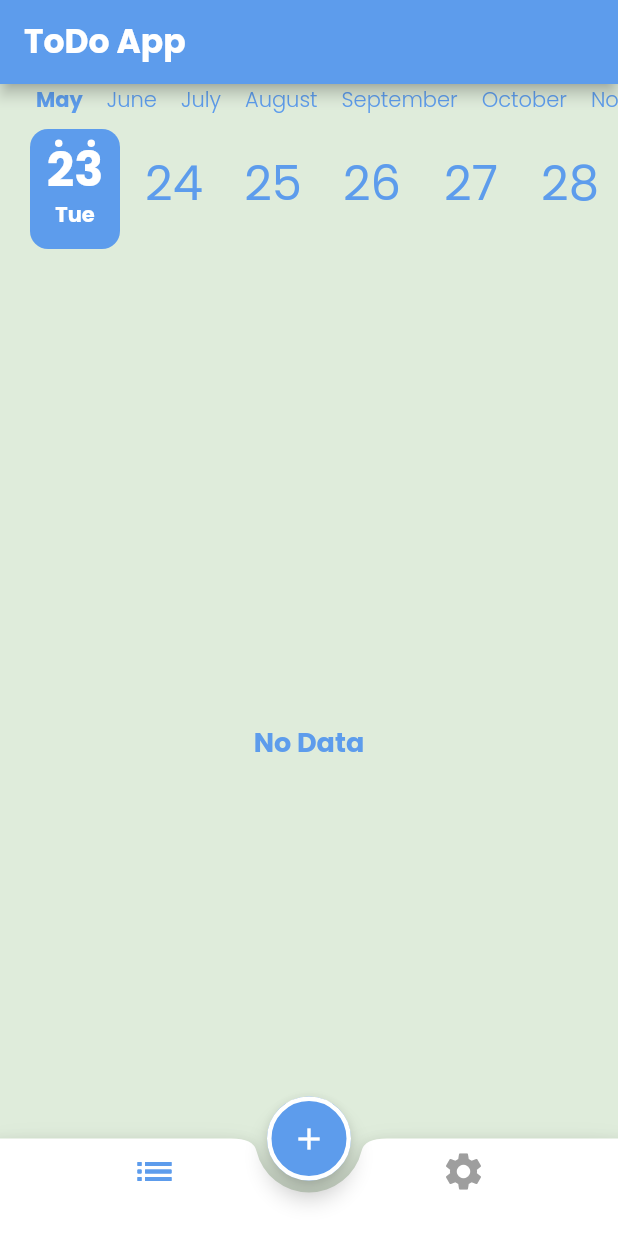
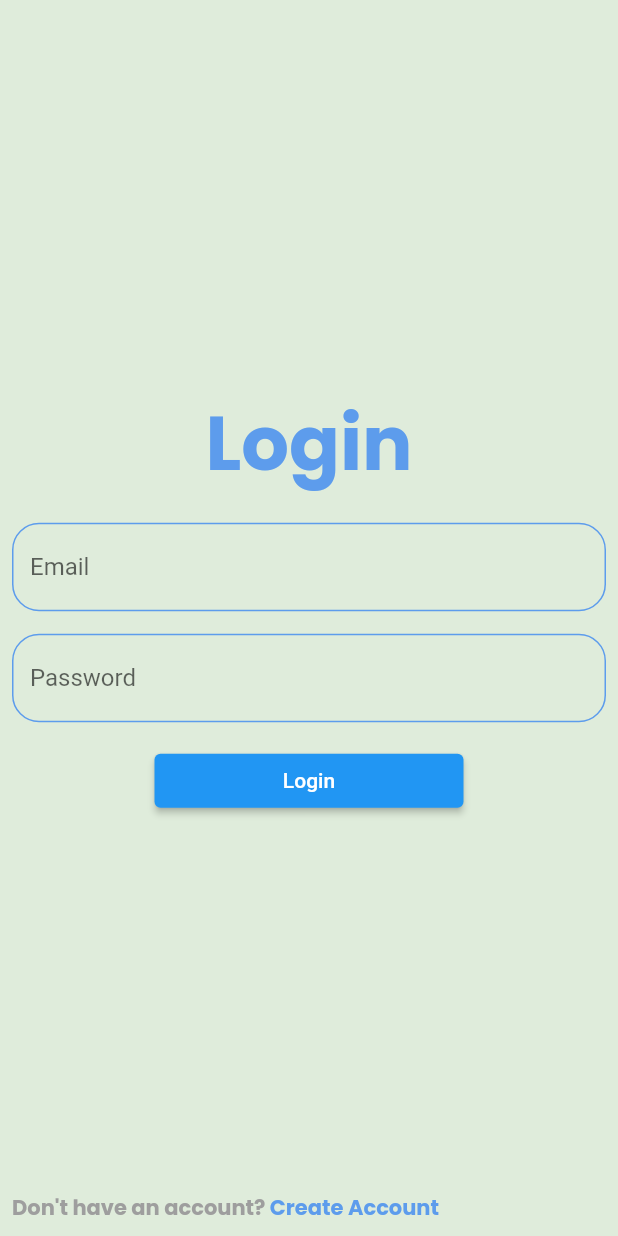
Before and after one commit to mohannadahmed00/Todo-App, a Flutter app: the first screen one second after launch, on a phone screen of 412 x 824 dp. Run offline on Flutter 3.47's test engine with Material 2 defaults, Android fonts, the phone set to English and light mode, and no system bars; drawn by our look-alikes of calendar_timeline; our stand-ins replace cloud_firestore, firebase_core, flutter_slidable, font_awesome_flutter, google_fonts, toggle_switch; accounts and stored records are empty; generated files the repository leaves out were written again.

Commit message:
login screen has been designed

```diff
--- a/lib/l10n/app_ar.arb
+++ b/lib/l10n/app_ar.arb
@@ -15,5 +15,8 @@
   "light": "فاتح",
   "dark": "مظلم",
   "no_data": "لا توجد معلومات",
-  "wrong": "هناك خطأ ما"
+  "wrong": "هناك خطأ ما",
+  "login": "تسجيل الدخول",
+  "email": "البريد الإلكتروني",
+  "password": "كلمة السر"
 }
--- a/lib/l10n/app_en.arb
+++ b/lib/l10n/app_en.arb
@@ -15,5 +15,8 @@
   "light": "Light",
   "dark": "Dark",
   "no_data": "No Data",
-  "wrong": "Something Went Wrong"
+  "wrong": "Something Went Wrong",
+  "login": "Login",
+  "email": "Email",
+  "password": "Password"
 }
--- a/lib/main.dart
+++ b/lib/main.dart
@@ -1,6 +1,7 @@
 import 'package:firebase_core/firebase_core.dart';
 import 'package:flutter/material.dart';
 import 'package:provider/provider.dart';
+import 'package:todo_app/screens/auth_layout.dart';
 import 'package:todo_app/screens/edit_layout.dart';
 import 'package:todo_app/screens/home_layout.dart';
 import 'package:todo_app/providers/main_provider.dart';
@@ -43,8 +44,9 @@ class MyApp extends StatelessWidget {
       darkTheme: MyThemeData.darkThemeData,
       theme: MyThemeData.lightThemeData,
       themeMode: provider.themeMode,
-      initialRoute: HomeLayout.routeName,
+      initialRoute: AuthLayout.routeName,
       routes: {
+        AuthLayout.routeName: (context) => AuthLayout(),
         HomeLayout.routeName: (context) => const HomeLayout(),
         EditLayout.routeName: (context) => EditLayout(),
       },
--- /dev/null
+++ b/lib/screens/auth_layout.dart
@@ -0,0 +1,123 @@
+import 'package:flutter/material.dart';
+import '../shared/styles/app_colors.dart';
+import 'package:flutter_gen/gen_l10n/app_localizations.dart';
+
+class AuthLayout extends StatelessWidget {
+  static const String routeName = "AuthLayout";
+
+  @override
+  Widget build(BuildContext context) {
+    return Scaffold(
+      body: Padding(
+        padding: const EdgeInsets.all(8.0),
+        child: Form(
+          //key: sheetProvider.formKey,
+          child: Column(
+            mainAxisAlignment: MainAxisAlignment.end,
+            children: [
+              Expanded(
+                child: Column(
+                  mainAxisAlignment: MainAxisAlignment.center,
+                  children: [
+                    Text(
+                      AppLocalizations.of(context)!.login,
+                      style: Theme.of(context)
+                          .textTheme
+                          .bodyMedium!
+                          .copyWith(fontSize: 50),
+                    ),
+                    const SizedBox(
+                      height: 15,
+                    ),
+                    TextFormField(
+                      validator: (value) {
+                        //final RegExp emailRegExp = RegExp(r'^[\w-\.]+@([\w-]+\.)+[\w-]{2,4}$', caseSensitive: false, unicode: true, dotAll: true,);
+                      },
+                      decoration: InputDecoration(
+                        label: Text(AppLocalizations.of(context)!.email),
+                        border: OutlineInputBorder(
+                            borderRadius: BorderRadius.circular(18),
+                            borderSide: const BorderSide(
+                                color: AppColors.primaryColor)),
+                        enabledBorder: OutlineInputBorder(
+                            borderRadius: BorderRadius.circular(18),
+                            borderSide: const BorderSide(
+                                color: AppColors.primaryColor)),
+                      ),
+                    ),
+                    const SizedBox(
+                      height: 15,
+                    ),
+                    TextFormField(
+                      validator: (value) {
+                        //final RegExp passwordRegExp = RegExp(r'^(?=.*?[A-Z])(?=.*?[a-z])(?=.*?[0-9])(?=.*?[!@#\$&*~]).{8,}$', caseSensitive: true, unicode: true, dotAll: true,);
+                      },
+                      decoration: InputDecoration(
+                        label: Text(AppLocalizations.of(context)!.password),
+                        border: OutlineInputBorder(
+                            borderRadius: BorderRadius.circular(18),
+                            borderSide: const BorderSide(
+                                color: AppColors.primaryColor)),
+                        enabledBorder: OutlineInputBorder(
+                            borderRadius: BorderRadius.circular(18),
+                            borderSide: const BorderSide(
+                                color: AppColors.primaryColor)),
+                      ),
+                    ),
+                    const SizedBox(
+                      height: 15,
+                    ),
+                    SizedBox(
+                        width: MediaQuery.of(context).size.width * .5,
+                        child: ElevatedButton(
+                            onPressed: () {
+                              /*if (sheetProvider.formKey.currentState!.validate()) {
+                            if (task != null) {
+                              TaskModel task = TaskModel(
+                                  id: this.task!.id,
+                                  date: sheetProvider
+                                      .selectedDate.millisecondsSinceEpoch,
+                                  title: sheetProvider.title,
+                                  status: false);
+                              taskProvider
+                                  .editTask(task)
+                                  .then((value) => Navigator.pop(context));
+                            } else {
+                              TaskModel task = TaskModel(
+                                  date: sheetProvider
+                                      .selectedDate.millisecondsSinceEpoch,
+                                  title: sheetProvider.title,
+                                  status: false);
+                              taskProvider.addTask(task);
+                            }
+                          }*/
+                            },
+                            child: Text(AppLocalizations.of(context)!.login))),
+                  ],
+                ),
+              ),
+              Row(
+                children: [
+                  Text(
+                    "Don't have an account? ",
+                    style: Theme.of(context)
+                        .textTheme
+                        .bodyMedium!
+                        .copyWith(color: Colors.grey, fontSize: 14),
+                  ),
+                  Text(
+                    "Create Account",
+                    style: Theme.of(context)
+                        .textTheme
+                        .bodyMedium!
+                        .copyWith(fontSize: 14),
+                  ),
+                ],
+              )
+            ],
+          ),
+        ),
+      ),
+    );
+  }
+}
```
